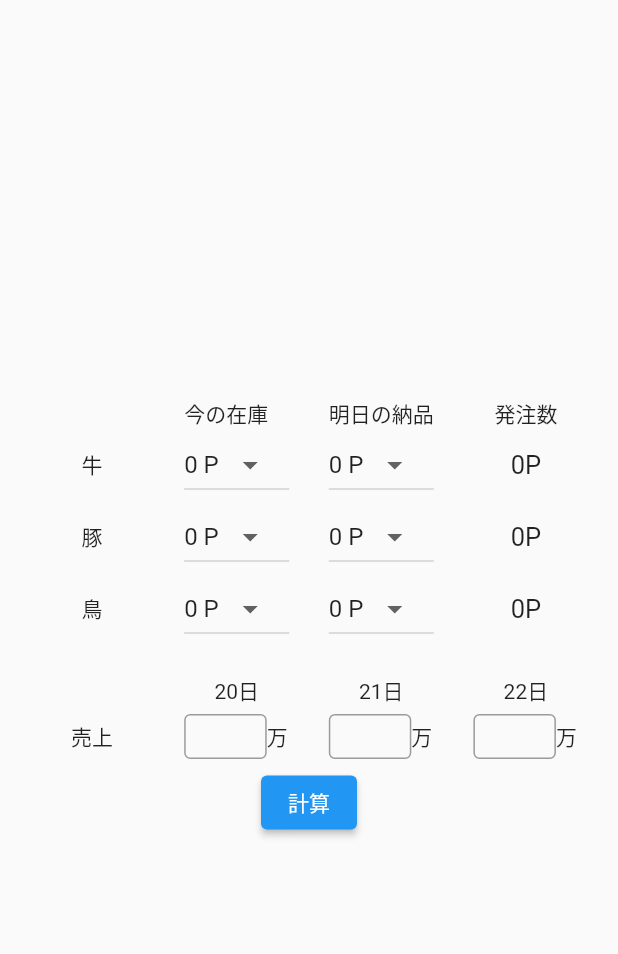
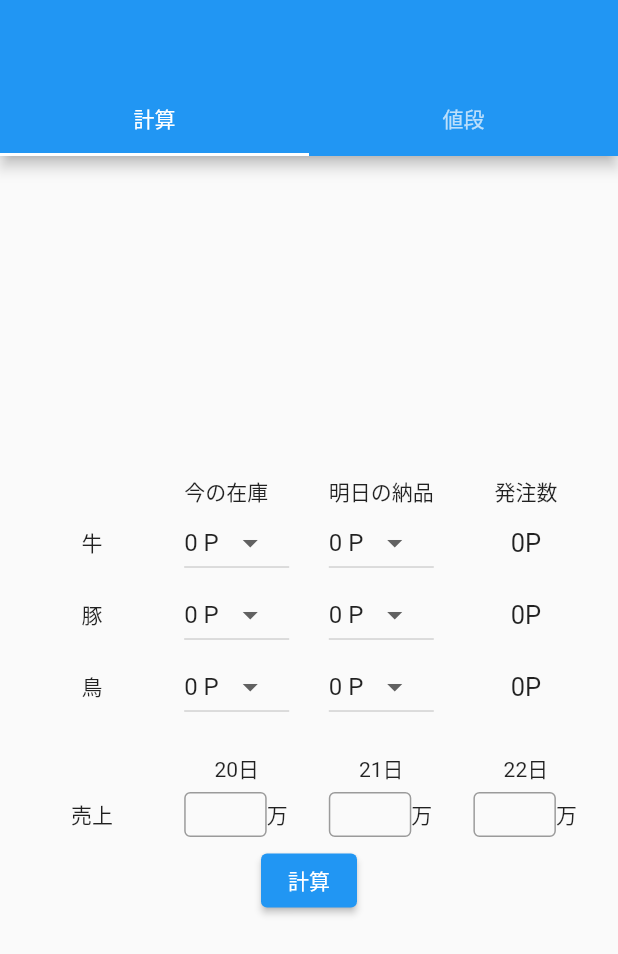
Before and after one commit to FujimuraTaiga/OrderCalculator, a Flutter app: the screen it shows after launch, after a tap on "計算", on a phone screen of 412 x 824 dp. Shown: the top 954 px of the screen. Run offline on Flutter 3.47's test engine with Material 2 defaults, Android fonts, the phone set to English and light mode, and no system bars; our stand-ins replace cloud_firestore, firebase_core; accounts and stored records are empty.

Commit message:
食材ひと単位あたりの値段を可変にする。

```diff
--- a/lib/View/MainPage/AmountForm/amount_form.dart
+++ b/lib/View/AmountForm/amount_form.dart
@@ -2,8 +2,8 @@ import 'package:flutter/material.dart';
 
 import 'package:order_support/Const/item.dart';
 
-import 'package:order_support/View/MainPage/AmountForm/amount_item.dart';
-import 'package:order_support/View/MainPage/AmountForm/sales_form.dart';
+import 'package:order_support/View/AmountForm/amount_item.dart';
+import 'package:order_support/View/AmountForm/sales_form.dart';
 
 import 'amount_header.dart';
 
--- a/lib/View/MainPage/AmountForm/amount_item.dart
+++ b/lib/View/AmountForm/amount_item.dart
@@ -7,7 +7,7 @@ import 'package:order_support/Const/item.dart';
 
 import 'package:order_support/ViewModel/view_model.dart';
 
-import 'package:order_support/View/FormItem/select_button.dart';
+import 'package:order_support/View/AmountForm/select_button.dart';
 
 class AmountItem extends StatelessWidget {
   final Item item;
--- a/lib/View/MainPage/AmountForm/sales_form.dart
+++ b/lib/View/AmountForm/sales_form.dart
@@ -5,8 +5,8 @@ import 'package:order_support/Const/size.dart';
 
 import 'package:order_support/ViewModel/view_model.dart';
 
-import 'package:order_support/View/FormItem/sales_field.dart';
-import 'package:order_support/View/MainPage/AmountForm/sales_date.dart';
+import 'package:order_support/View/PackPerSalesForm/sales_field.dart';
+import 'package:order_support/View/AmountForm/sales_date.dart';
 
 class SalesForm extends StatelessWidget {
 
--- a/lib/View/main_page.dart
+++ b/lib/View/MainPage/main_page.dart
@@ -2,7 +2,8 @@ import 'package:flutter/material.dart';
 import 'package:provider/provider.dart';
 
 import 'package:order_support/ViewModel/view_model.dart';
-import 'package:order_support/View/MainPage/AmountForm/amount_form.dart';
+import 'package:order_support/View/MainPage/main_page_body.dart';
+
 
 class MainPage extends StatelessWidget {
   const MainPage({Key? key}) : super(key: key);
@@ -16,12 +17,7 @@ class MainPage extends StatelessWidget {
       providers: [
         ChangeNotifierProvider<ViewModel>.value(value: vm),
       ],
-      child: GestureDetector(
-        onTap: () => FocusManager.instance.primaryFocus!.unfocus(),
-        child: const Scaffold(
-          body: AmountForm(),
-        ),
-      ),
+      child: const MainPageBody(),
     );
   }
 }
--- /dev/null
+++ b/lib/View/MainPage/main_page_body.dart
@@ -0,0 +1,30 @@
+import 'package:flutter/material.dart';
+import 'package:order_support/View/AmountForm/amount_form.dart';
+import 'package:order_support/View/PackPerSalesForm/pack_per_sales_form.dart';
+
+class MainPageBody extends StatelessWidget {
+  const MainPageBody({Key? key}) : super(key: key);
+
+  @override
+  Widget build(BuildContext context) {
+    return GestureDetector(
+      onTap: () => FocusManager.instance.primaryFocus!.unfocus(),
+      child: Scaffold(
+        appBar: AppBar(
+          bottom: const TabBar(
+            tabs: [
+              Tab(text: '計算',),
+              Tab(text: '値段',),
+            ],
+          ),
+        ),
+        body:  const TabBarView(
+          children: [
+            AmountForm(),
+            PackPerSalesForm(),
+          ],
+        ),
+      ),
+    );
+  }
+}
--- a/lib/main.dart
+++ b/lib/main.dart
@@ -1,7 +1,10 @@
 import 'package:flutter/material.dart';
-import 'package:order_support/View/main_page.dart';
+import 'package:firebase_core/firebase_core.dart';
+import 'package:order_support/View/MainPage/main_page.dart';
 
-void main(){
+void main() async {
+  WidgetsFlutterBinding.ensureInitialized();
+  await Firebase.initializeApp();
   runApp(
     const MaterialApp(
       debugShowCheckedModeBanner: false,
--- a/pubspec.yaml
+++ b/pubspec.yaml
@@ -14,6 +14,7 @@ dependencies:
 
   cupertino_icons: ^1.0.2
   provider: ^6.0.2
+  cloud_firestore: ^3.1.8
   intl: ^0.17.0
 
 dev_dependencies:
```
Also changed, not shown: lib/View/PackPerSalesForm/pack_per_sales_form.dart (added, +30 -0 lines), lib/View/PackPerSalesForm/pack_per_sales_text.dart (added, +35 -0 lines), lib/View/AmountForm/amount_header.dart (renamed from lib/View/MainPage/AmountForm/amount_header.dart), lib/View/AmountForm/sales_date.dart (renamed from lib/View/MainPage/AmountForm/sales_date.dart), lib/View/AmountForm/select_button.dart (renamed from lib/View/FormItem/select_button.dart), lib/View/PackPerSalesForm/sales_field.dart (renamed from lib/View/FormItem/sales_field.dart), pubspec.lock, 4 other files.
